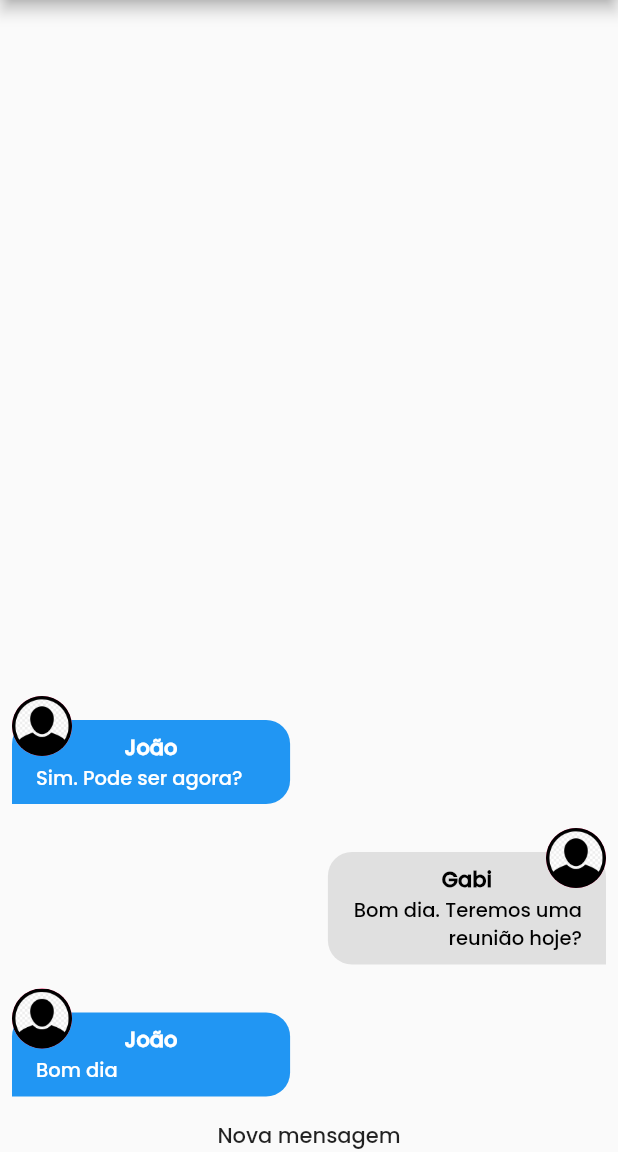
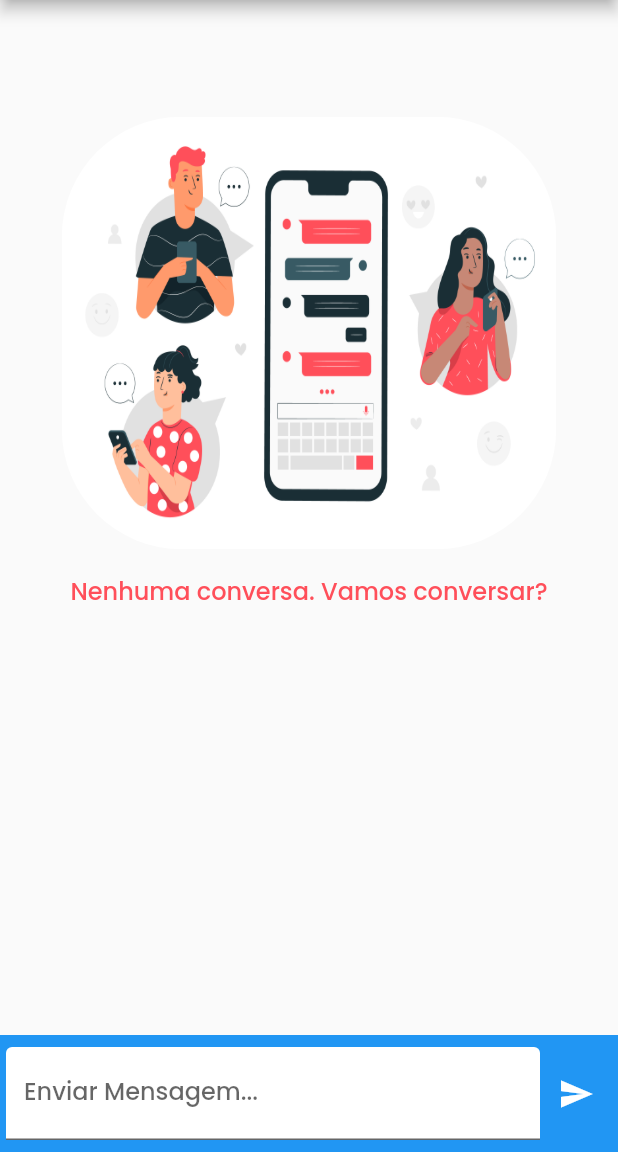
Before and after one commit to jermelterzi/chat_app, a Flutter app: the screen it shows after launch, on a phone screen of 412 x 824 dp, the part 84-1236 px from its top. Run offline on Flutter 3.47's test engine with Material 2 defaults, Android fonts, the phone set to English and light mode, and no system bars; our stand-ins replace image_picker; accounts and stored records are empty.

Commit message:
Implementing the text field to write new messages

```diff
--- a/lib/services/chat/chat_mock_service.dart
+++ b/lib/services/chat/chat_mock_service.dart
@@ -6,32 +6,7 @@ import 'package:chat/models/chat_message.dart';
 import 'package:chat/services/chat/chat_service.dart';
 
 class ChatMockService implements ChatService {
-  static final List<ChatMessage> _msgs = [
-    ChatMessage(
-      id: '1',
-      text: 'Bom dia',
-      createdAt: DateTime.now(),
-      userId: '123',
-      userName: 'João',
-      userImageUrl: 'assets/images/avatar.png',
-    ),
-    ChatMessage(
-      id: '2',
-      text: 'Bom dia. Teremos uma reunião hoje?',
-      createdAt: DateTime.now(),
-      userId: '321',
-      userName: 'Gabi',
-      userImageUrl: 'assets/images/avatar.png',
-    ),
-    ChatMessage(
-      id: '3',
-      text: 'Sim. Pode ser agora?',
-      createdAt: DateTime.now(),
-      userId: '123',
-      userName: 'João',
-      userImageUrl: 'assets/images/avatar.png',
-    ),
-  ];
+  static final List<ChatMessage> _msgs = [];
   static MultiStreamController<List<ChatMessage>>? _controller;
   static final _msgsStream = Stream<List<ChatMessage>>.multi((controller) {
     _controller = controller;
@@ -55,7 +30,7 @@ class ChatMockService implements ChatService {
     );
 
     _msgs.add(newMessage);
-    _controller?.add(_msgs);
+    _controller?.add(_msgs.reversed.toList());
 
     return newMessage;
   }
--- a/lib/widgets/new_messages.dart
+++ b/lib/widgets/new_messages.dart
@@ -1,12 +1,62 @@
+import 'package:chat/services/auth/auth_service.dart';
+import 'package:chat/services/chat/chat_service.dart';
 import 'package:flutter/material.dart';
 
-class NewMessages extends StatelessWidget {
+class NewMessages extends StatefulWidget {
   const NewMessages({Key? key}) : super(key: key);
 
   @override
+  State<NewMessages> createState() => _NewMessagesState();
+}
+
+class _NewMessagesState extends State<NewMessages> {
+  late String _message = '';
+  final _messageController = TextEditingController();
+
+  Future<void> _sendMessage() async {
+    final user = AuthService().currentUser;
+
+    if (user != null) {
+      await ChatService().save(_message, user);
+      _messageController.clear();
+    }
+  }
+
+  @override
   Widget build(BuildContext context) {
-    return const Center(
-      child: Text('Nova mensagem'),
+    return Container(
+      color: Theme.of(context).primaryColor,
+      padding: const EdgeInsets.symmetric(
+        vertical: 8.0,
+        horizontal: 4.0,
+      ),
+      child: Row(
+        children: [
+          Expanded(
+            child: TextField(
+              controller: _messageController,
+              onChanged: (msg) => setState(() => _message = msg),
+              decoration: const InputDecoration(
+                labelText: 'Enviar Mensagem...',
+                filled: true,
+                fillColor: Colors.white,
+              ),
+              onSubmitted: (_) {
+                if (_message.trim().isNotEmpty) {
+                  _sendMessage();
+                }
+              },
+            ),
+          ),
+          IconButton(
+            onPressed: _message.trim().isEmpty ? null : _sendMessage,
+            icon: const Icon(
+              Icons.send,
+              color: Colors.white,
+            ),
+          )
+        ],
+      ),
     );
   }
 }
```
